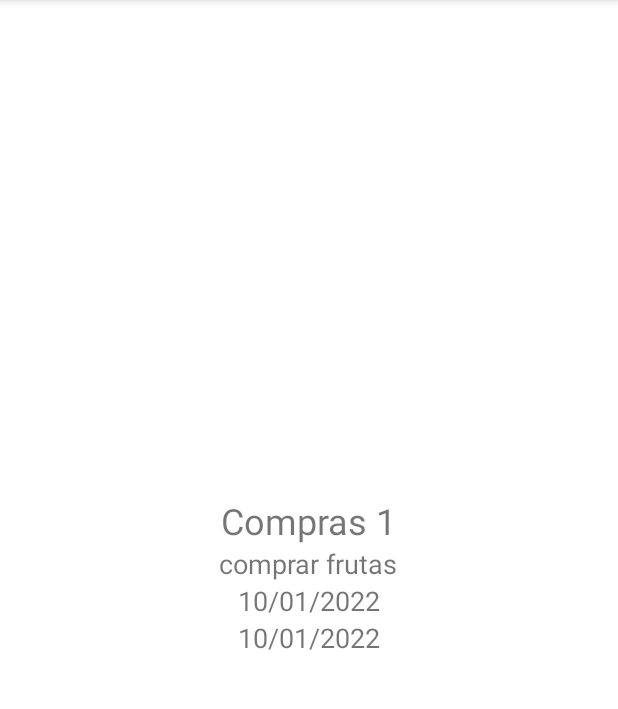
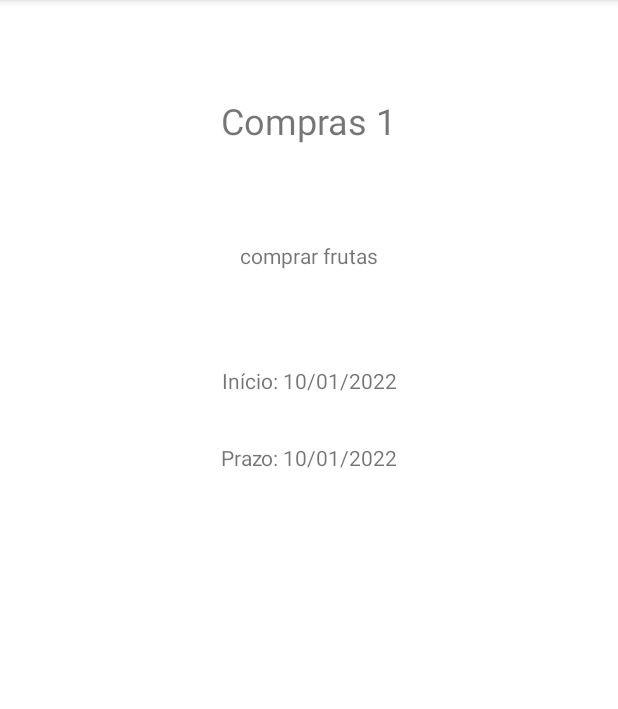
Before and after one commit to isaken1/to-do-android, an Android app: the screen it shows after launch (TaskDetalheActivity), after a tap on "Compras 1", on a phone screen of 412 x 824 dp, the part 84-793 px from its top. Run offline under Robolectric (Android 15) with nearby library versions, the phone set to English and light mode, and no system bars.

Commit message:
Atualização no layout dos detalhes da tarefa

```diff
--- a/app/src/main/java/com/example/to_dolistapp/Fragments/TaskDetalheFragment.java
+++ b/app/src/main/java/com/example/to_dolistapp/Fragments/TaskDetalheFragment.java
@@ -62,8 +62,8 @@ public static final String TAG_DETALHE = "tagDetalhe";
 
             tvTitulo.setText(mTask.getTitle());
             tvDescricao.setText(mTask.getDescription());
-            tvDataInicial.setText(dataInicial);
-            tvDataFinal.setText(dataFinal);
+            tvDataInicial.setText("Início: "+dataInicial);
+            tvDataFinal.setText("Prazo: "+dataFinal);
         }
 
         return layout;
--- a/app/src/main/res/layout/fragment_task_detalhe.xml
+++ b/app/src/main/res/layout/fragment_task_detalhe.xml
@@ -1,34 +1,58 @@
-<LinearLayout android:layout_width="match_parent"
+<LinearLayout xmlns:android="http://schemas.android.com/apk/res/android"
+    xmlns:app="http://schemas.android.com/apk/res-auto"
+    xmlns:tools="http://schemas.android.com/tools"
+    android:layout_width="match_parent"
     android:layout_height="match_parent"
-    xmlns:tools="http://schemas.android.com/tools"
+    android:gravity="start"
     android:orientation="vertical"
-    android:gravity="center"
-    tools:context="com.example.to_dolistapp.Fragments.TaskDetalheFragment"
-    xmlns:android="http://schemas.android.com/apk/res/android">
+    tools:context="com.example.to_dolistapp.Fragments.TaskDetalheFragment">
+
+
+    <androidx.constraintlayout.widget.ConstraintLayout
+        android:layout_width="match_parent"
+        android:layout_height="wrap_content">
 
         <TextView
+            android:id="@+id/tvTitulo"
             android:layout_width="wrap_content"
             android:layout_height="wrap_content"
-        android:textSize="24dp"
-        android:id="@+id/tvTitulo" />
+            android:layout_marginTop="64dp"
+            android:text="Titulo da Tarefa"
+            android:textSize="24sp"
+            app:layout_constraintEnd_toEndOf="parent"
+            app:layout_constraintStart_toStartOf="parent"
+            app:layout_constraintTop_toTopOf="parent" />
 
         <TextView
+            android:id="@+id/tvDescricao"
             android:layout_width="wrap_content"
             android:layout_height="wrap_content"
-        android:textSize="18dp"
-        android:id="@+id/tvDescricao" />
+            android:layout_marginTop="64dp"
+            android:text="Descricao"
+            app:layout_constraintEnd_toEndOf="parent"
+            app:layout_constraintStart_toStartOf="parent"
+            app:layout_constraintTop_toBottomOf="@+id/tvTitulo" />
 
         <TextView
+            android:id="@+id/tvDataInicial"
             android:layout_width="wrap_content"
             android:layout_height="wrap_content"
-        android:textSize="18dp"
-        android:id="@+id/tvDataInicial" />
+            android:layout_marginTop="64dp"
+            android:layout_weight="1"
+            android:text="Início:  01/01/2022"
+            app:layout_constraintEnd_toEndOf="parent"
+            app:layout_constraintStart_toStartOf="parent"
+            app:layout_constraintTop_toBottomOf="@+id/tvDescricao" />
 
         <TextView
+            android:id="@+id/tvDataFinal"
             android:layout_width="wrap_content"
             android:layout_height="wrap_content"
-        android:textSize="18dp"
-        android:id="@+id/tvDataFinal" />
-
+            android:layout_marginTop="32dp"
+            android:text="Prazo: 10/01/2022"
+            app:layout_constraintEnd_toEndOf="parent"
+            app:layout_constraintStart_toStartOf="parent"
+            app:layout_constraintTop_toBottomOf="@+id/tvDataInicial" />
+    </androidx.constraintlayout.widget.ConstraintLayout>
 
 </LinearLayout>
```
Lines whose indentation alone changed are shown as unchanged.
